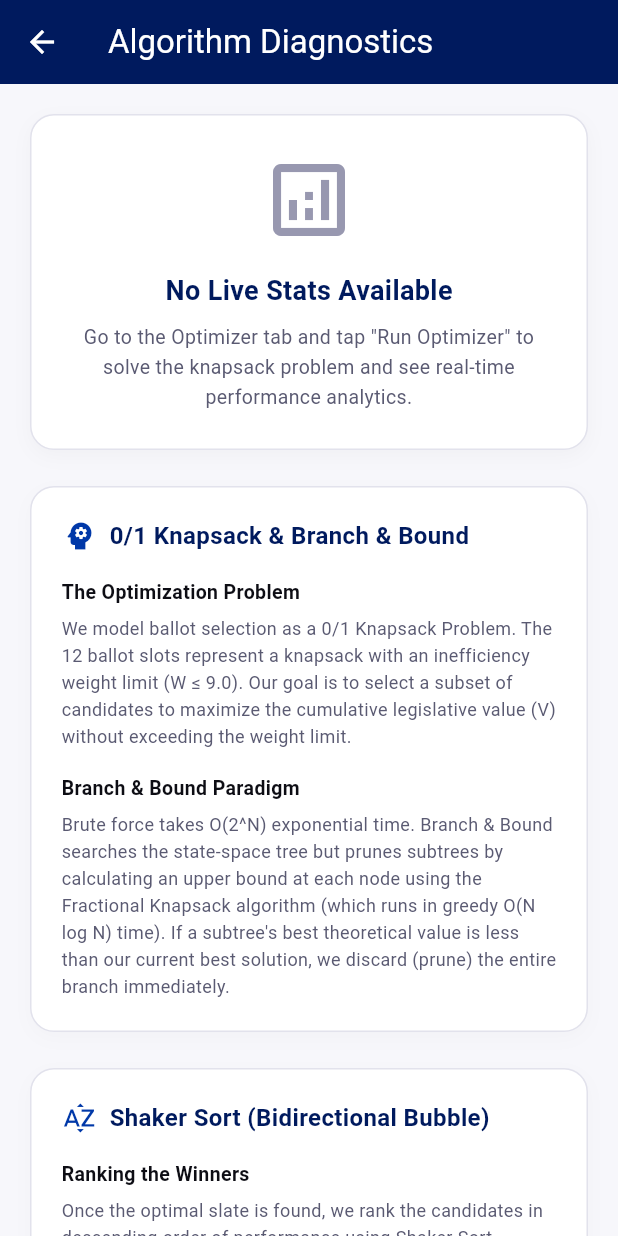
After one commit to Romar-jpg/optivote_ph_mobile_prototype, a Flutter app: the screen it shows after launch, after a tap on the "analytics" icon, on a phone screen of 412 x 824 dp. The commit adds this screen. Run offline on Flutter 3.47's test engine with Material 3 defaults, Android fonts, the phone set to English and light mode, and no system bars; our stand-ins replace csv.

Commit message:
add algo diagnostic (maybe not needed)

```diff
--- /dev/null
+++ b/lib/algorithm_insights.dart
@@ -0,0 +1,353 @@
+import 'package:flutter/material.dart';
+import 'app_colors.dart';
+import 'optimizer_engine.dart';
+
+class AlgorithmInsightsScreen extends StatelessWidget {
+  final OptimizerResult? result;
+  final int eligibleCount;
+
+  const AlgorithmInsightsScreen({
+    super.key,
+    required this.result,
+    required this.eligibleCount,
+  });
+
+  @override
+  Widget build(BuildContext context) {
+    return Scaffold(
+      backgroundColor: AppColors.surface,
+      appBar: AppBar(
+        title: const Text('Algorithm Diagnostics'),
+        backgroundColor: AppColors.navy,
+        foregroundColor: Colors.white,
+      ),
+      body: SingleChildScrollView(
+        padding: const EdgeInsets.all(20.0),
+        child: Column(
+          crossAxisAlignment: CrossAxisAlignment.start,
+          children: [
+            _buildLiveDiagnosticsCard(context),
+            const SizedBox(height: 24),
+            _buildDAATheorySection(),
+            const SizedBox(height: 24),
+            _buildSortingTheorySection(),
+          ],
+        ),
+      ),
+    );
+  }
+
+  Widget _buildLiveDiagnosticsCard(BuildContext context) {
+    final liveResult = result;
+
+    if (liveResult == null) {
+      return Container(
+        width: double.infinity,
+        padding: const EdgeInsets.all(24),
+        decoration: BoxDecoration(
+          color: Colors.white,
+          borderRadius: BorderRadius.circular(16),
+          border: Border.all(color: AppColors.border),
+          boxShadow: [
+            BoxShadow(
+              color: Colors.black.withValues(alpha: 0.03),
+              blurRadius: 10,
+              offset: const Offset(0, 4),
+            ),
+          ],
+        ),
+        child: Column(
+          children: [
+            const Icon(
+              Icons.analytics_outlined,
+              size: 64,
+              color: AppColors.faint,
+            ),
+            const SizedBox(height: 16),
+            const Text(
+              'No Live Stats Available',
+              style: TextStyle(
+                fontSize: 18,
+                fontWeight: FontWeight.bold,
+                color: AppColors.navy,
+              ),
+            ),
+            const SizedBox(height: 8),
+            const Text(
+              'Go to the Optimizer tab and tap "Run Optimizer" to solve the knapsack problem and see real-time performance analytics.',
+              textAlign: TextAlign.center,
+              style: TextStyle(
+                fontSize: 13,
+                color: AppColors.muted,
+                height: 1.5,
+              ),
+            ),
+          ],
+        ),
+      );
+    }
+
+    // Calculate Search Space Saved: Brute force is 2^N states.
+    final int n = eligibleCount;
+    String searchSpaceSaved = '99.9%';
+    if (n < 62) {
+      final double totalStates = n > 0 ? (1.0 * (1 << n.clamp(0, 30))) : 1.0;
+      if (totalStates > 0) {
+        final double ratio = liveResult.nodesExplored / totalStates;
+        final double saved = (1.0 - ratio) * 100;
+        searchSpaceSaved = saved > 99.999 ? '99.999%' : '${saved.toStringAsFixed(3)}%';
+      }
+    }
+
+    return Container(
+      width: double.infinity,
+      padding: const EdgeInsets.all(20),
+      decoration: BoxDecoration(
+        gradient: const LinearGradient(
+          colors: [Color(0xFF0F2027), Color(0xFF203A43), Color(0xFF2C5364)],
+          begin: Alignment.topLeft,
+          end: Alignment.bottomRight,
+        ),
+        borderRadius: BorderRadius.circular(16),
+        boxShadow: [
+          BoxShadow(
+            color: Colors.black.withValues(alpha: 0.15),
+            blurRadius: 10,
+            offset: const Offset(0, 4),
+          ),
+        ],
+      ),
+      child: Column(
+        crossAxisAlignment: CrossAxisAlignment.start,
+        children: [
+          Row(
+            children: [
+              const Icon(Icons.bolt, color: AppColors.phGold, size: 24),
+              const SizedBox(width: 8),
+              const Text(
+                'LIVE EXECUTION STATS',
+                style: TextStyle(
+                  fontSize: 13,
+                  fontWeight: FontWeight.bold,
+                  color: Colors.white70,
+                  letterSpacing: 1.2,
+                ),
+              ),
+              const Spacer(),
+              Container(
+                padding: const EdgeInsets.symmetric(horizontal: 8, vertical: 3),
+                decoration: BoxDecoration(
+                  color: Colors.white24,
+                  borderRadius: BorderRadius.circular(4),
+                ),
+                child: const Text(
+                  'Branch & Bound',
+                  style: TextStyle(
+                    fontSize: 10,
+                    fontWeight: FontWeight.w600,
+                    color: Colors.white,
+                  ),
+                ),
+              ),
+            ],
+          ),
+          const SizedBox(height: 20),
+          Row(
+            mainAxisAlignment: MainAxisAlignment.spaceBetween,
+            children: [
+              _buildStatDetail(
+                'Time Elapsed',
+                '${liveResult.executionTimeUs.toString().replaceAllMapped(RegExp(r"(\d{1,3})(?=(\d{3})+(?!\d))"), (Match m) => "${m[1]},")} μs',
+                'Microseconds',
+              ),
+              _buildStatDetail(
+                'Nodes Explored',
+                '${liveResult.nodesExplored}',
+                'States visited',
+              ),
+              _buildStatDetail(
+                'Space Pruned',
+                searchSpaceSaved,
+                'Tree skipped',
+              ),
+            ],
+          ),
+          const SizedBox(height: 20),
+          const Divider(color: Colors.white24, height: 1),
+          const SizedBox(height: 12),
+          Row(
+            children: [
+              const Icon(Icons.info_outline, color: Colors.white54, size: 16),
+              const SizedBox(width: 8),
+              Expanded(
+                child: Text(
+                  'Solver evaluated $n candidates and pruned ${liveResult.branchesPruned} sub-optimal branches using the Fractional Knapsack bounding function.',
+                  style: const TextStyle(fontSize: 11, color: Colors.white60, height: 1.4),
+                ),
+              ),
+            ],
+          ),
+        ],
+      ),
+    );
+  }
+
+  Widget _buildStatDetail(String label, String value, String desc) {
+    return Column(
+      crossAxisAlignment: CrossAxisAlignment.start,
+      children: [
+        Text(
+          label,
+          style: const TextStyle(fontSize: 10, color: Colors.white54),
+        ),
+        const SizedBox(height: 4),
+        Text(
+          value,
+          style: const TextStyle(
+            fontSize: 18,
+            fontWeight: FontWeight.bold,
+            color: Colors.white,
+            fontFamily: 'monospace',
+          ),
+        ),
+        const SizedBox(height: 2),
+        Text(
+          desc,
+          style: const TextStyle(fontSize: 9, color: Colors.white38),
+        ),
+      ],
+    );
+  }
+
+  Widget _buildDAATheorySection() {
+    return Container(
+      width: double.infinity,
+      padding: const EdgeInsets.all(20),
+      decoration: BoxDecoration(
+        color: Colors.white,
+        borderRadius: BorderRadius.circular(16),
+        border: Border.all(color: AppColors.border),
+        boxShadow: [
+          BoxShadow(
+            color: Colors.black.withValues(alpha: 0.02),
+            blurRadius: 10,
+            offset: const Offset(0, 4),
+          ),
+        ],
+      ),
+      child: Column(
+        crossAxisAlignment: CrossAxisAlignment.start,
+        children: [
+          const Row(
+            children: [
+              Icon(Icons.psychology, color: AppColors.phBlue, size: 24),
+              SizedBox(width: 8),
+              Text(
+                '0/1 Knapsack & Branch & Bound',
+                style: TextStyle(
+                  fontSize: 16,
+                  fontWeight: FontWeight.bold,
+                  color: AppColors.navy,
+                ),
+              ),
+            ],
+          ),
+          const SizedBox(height: 16),
+          const Text(
+            'The Optimization Problem',
+            style: TextStyle(
+              fontSize: 13,
+              fontWeight: FontWeight.bold,
+              color: AppColors.ink,
+            ),
+          ),
+          const SizedBox(height: 6),
+          const Text(
+            'We model ballot selection as a 0/1 Knapsack Problem. The 12 ballot slots represent a knapsack with an inefficiency weight limit (W ≤ 9.0). Our goal is to select a subset of candidates to maximize the cumulative legislative value (V) without exceeding the weight limit.',
+            style: TextStyle(fontSize: 12, color: AppColors.muted, height: 1.5),
+          ),
+          const SizedBox(height: 16),
+          const Text(
+            'Branch & Bound Paradigm',
+            style: TextStyle(
+              fontSize: 13,
+              fontWeight: FontWeight.bold,
+              color: AppColors.ink,
+            ),
+          ),
+          const SizedBox(height: 6),
+          const Text(
+            'Brute force takes O(2^N) exponential time. Branch & Bound searches the state-space tree but prunes subtrees by calculating an upper bound at each node using the Fractional Knapsack algorithm (which runs in greedy O(N log N) time). If a subtree\'s best theoretical value is less than our current best solution, we discard (prune) the entire branch immediately.',
+            style: TextStyle(fontSize: 12, color: AppColors.muted, height: 1.5),
+          ),
+        ],
+      ),
+    );
+  }
+
+  Widget _buildSortingTheorySection() {
+    return Container(
+      width: double.infinity,
+      padding: const EdgeInsets.all(20),
+      decoration: BoxDecoration(
+        color: Colors.white,
+        borderRadius: BorderRadius.circular(16),
+        border: Border.all(color: AppColors.border),
+        boxShadow: [
+          BoxShadow(
+            color: Colors.black.withValues(alpha: 0.02),
+            blurRadius: 10,
+            offset: const Offset(0, 4),
+          ),
+        ],
+      ),
+      child: Column(
+        crossAxisAlignment: CrossAxisAlignment.start,
+        children: [
+          const Row(
+            children: [
+              Icon(Icons.sort_by_alpha, color: AppColors.phBlue, size: 24),
+              SizedBox(width: 8),
+              Text(
+                'Shaker Sort (Bidirectional Bubble)',
+                style: TextStyle(
+                  fontSize: 16,
+                  fontWeight: FontWeight.bold,
+                  color: AppColors.navy,
+                ),
+              ),
+            ],
+          ),
+          const SizedBox(height: 16),
+          const Text(
+            'Ranking the Winners',
+            style: TextStyle(
+              fontSize: 13,
+              fontWeight: FontWeight.bold,
+              color: AppColors.ink,
+            ),
+          ),
+          const SizedBox(height: 6),
+          const Text(
+            'Once the optimal slate is found, we rank the candidates in descending order of performance using Shaker Sort.',
+            style: TextStyle(fontSize: 12, color: AppColors.muted, height: 1.5),
+          ),
+          const SizedBox(height: 16),
+          const Text(
+            'Algorithm Mechanics',
+            style: TextStyle(
+              fontSize: 13,
+              fontWeight: FontWeight.bold,
+              color: AppColors.ink,
+            ),
+          ),
+          const SizedBox(height: 6),
+          const Text(
+            'Shaker Sort is a variation of Bubble Sort that sorts in both directions in each pass: first moving left-to-right (bubbling the smallest values to the end), and then right-to-left (bubbling the largest values to the front). While it shares a worst-case O(N^2) time complexity, it minimizes passes and handles "turtles" (small values near the end of the array) much faster than standard Bubble Sort.',
+            style: TextStyle(fontSize: 12, color: AppColors.muted, height: 1.5),
+          ),
+        ],
+      ),
+    );
+  }
+}
--- a/lib/main.dart
+++ b/lib/main.dart
@@ -6,6 +6,7 @@ import 'app_colors.dart';
 import 'senator_card.dart';
 import 'optimizer_engine.dart';
 import 'senator_profile.dart';
+import 'algorithm_insights.dart';
 
 void main() {
   runApp(
@@ -26,6 +27,8 @@ class _MainScreenState extends State<MainScreen> {
   List<Senator>? _allSenators;
   final Set<String> _selectedSectors = {};
   bool _isLoading = true;
+  OptimizerResult? _latestResult;
+  int _eligibleCount = 0;
 
   final List<Map<String, dynamic>> _sectorDefinitions = [
     {
@@ -148,6 +151,8 @@ class _MainScreenState extends State<MainScreen> {
         _selectedSectors.add(sector);
       }
       _updateSenatorValues();
+      _latestResult = null;
+      _eligibleCount = 0;
     });
   }
 
@@ -176,6 +181,18 @@ class _MainScreenState extends State<MainScreen> {
           : OptimizerScreen(
               senators: _allSenators ?? [],
               selectedSectors: _selectedSectors,
+              onOptimizationComplete: (result, eligibleCount) {
+                setState(() {
+                  _latestResult = result;
+                  _eligibleCount = eligibleCount;
+                });
+              },
+              onReset: () {
+                setState(() {
+                  _latestResult = null;
+                  _eligibleCount = 0;
+                });
+              },
             ),
       BillSectorsScreen(
         selectedSectors: _selectedSectors,
@@ -209,6 +226,24 @@ class _MainScreenState extends State<MainScreen> {
             ],
           ),
         ),
+        actions: [
+          if (_currentIndex == 0)
+            IconButton(
+              icon: const Icon(Icons.analytics_outlined, color: Colors.white),
+              tooltip: 'Algorithm Diagnostics',
+              onPressed: () {
+                Navigator.push(
+                  context,
+                  MaterialPageRoute(
+                    builder: (context) => AlgorithmInsightsScreen(
+                      result: _latestResult,
+                      eligibleCount: _eligibleCount,
+                    ),
+                  ),
+                );
+              },
+            ),
+        ],
         bottom: PreferredSize(
           preferredSize: const Size.fromHeight(3.0),
           child: Container(color: AppColors.phGold, height: 3.0),
@@ -248,11 +283,15 @@ class _MainScreenState extends State<MainScreen> {
 class OptimizerScreen extends StatefulWidget {
   final List<Senator> senators;
   final Set<String> selectedSectors;
+  final Function(OptimizerResult result, int eligibleCount) onOptimizationComplete;
+  final VoidCallback onReset;
 
   const OptimizerScreen({
     super.key,
     required this.senators,
     required this.selectedSectors,
+    required this.onOptimizationComplete,
+    required this.onReset,
   });
 
   @override
@@ -419,6 +458,7 @@ class _OptimizerScreenState extends State<OptimizerScreen> {
       _excludedIndices.clear();
       _localSenatorList = null;
     });
+    widget.onReset();
   }
 
   @override
@@ -600,6 +640,7 @@ class _OptimizerScreenState extends State<OptimizerScreen> {
                                 setState(() {
                                   _isOptimizing = false;
                                   final winners = result.optimalSlate;
+                                  widget.onOptimizationComplete(result, eligible.length);
 
                                   final excludedNames = _excludedIndices
                                       .map((i) => _senatorList[i].name)
--- a/lib/optimizer_engine.dart
+++ b/lib/optimizer_engine.dart
@@ -26,8 +26,18 @@ class OptimizerResult {
   final List<Senator> optimalSlate;
   final double totalValue;
   final double totalWeight;
+  final int nodesExplored;
+  final int branchesPruned;
+  final int executionTimeUs;
 
-  OptimizerResult(this.optimalSlate, this.totalValue, this.totalWeight);
+  OptimizerResult(
+    this.optimalSlate,
+    this.totalValue,
+    this.totalWeight,
+    this.nodesExplored,
+    this.branchesPruned,
+    this.executionTimeUs,
+  );
 }
 
 // 3. The Algorithm Engine (Make sure it is capitalized exactly like this!)
@@ -69,6 +79,10 @@ class OptimizerEngine {
     double cap,
     int maxCount,
   ) {
+    final stopwatch = Stopwatch()..start();
+    int nodesExplored = 0;
+    int branchesPruned = 0;
+
     // Sort by value/weight ratio descending to optimize pruning
     List<Senator> sorted = List.from(eligible);
     sorted.sort((a, b) => (b.v / b.w).compareTo(a.v / a.w));
@@ -78,6 +92,8 @@ class OptimizerEngine {
 
     // Recursive Branch & Bound function
     void bb(int idx, int count, double curW, double curV, List<int> chosen) {
+      nodesExplored++;
+
       if (count == maxCount && curW <= cap) {
         if (curV > bestV) {
           bestV = curV;
@@ -94,7 +110,10 @@ class OptimizerEngine {
       }
 
       double bound = _upperBound(sorted, idx, count, curW, curV, cap, maxCount);
-      if (bound <= bestV) return; // Prune branch
+      if (bound <= bestV) {
+        branchesPruned++;
+        return; // Prune branch
+      }
 
       Senator item = sorted[idx];
 
@@ -118,7 +137,16 @@ class OptimizerEngine {
     _shakerSort(optimalSlate);
 
     double totalW = optimalSlate.fold(0.0, (sum, s) => sum + s.w);
-    return OptimizerResult(optimalSlate, bestV, totalW);
+    stopwatch.stop();
+
+    return OptimizerResult(
+      optimalSlate,
+      bestV,
+      totalW,
+      nodesExplored,
+      branchesPruned,
+      stopwatch.elapsedMicroseconds,
+    );
   }
 
   // Sorts the final slate highest to lowest
```
